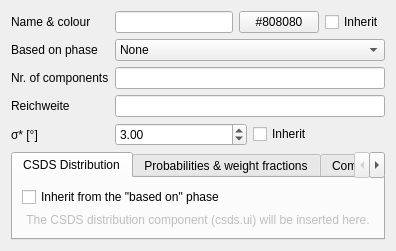
First picture: the form in src/mudlab/ui/edit_phase.ui, repository Parthasarathi-Ghosh/MudLab2, before the edit.
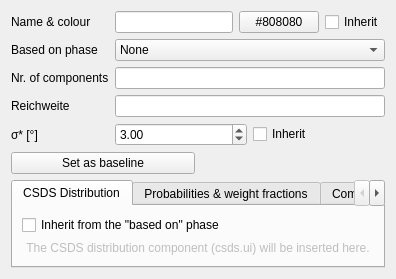
Second picture: the form after the edit.

Commit message: Custom default phases: import, capture at entry, and Set as baseline

Patch:
```diff
--- a/src/mudlab/ui/edit_phase.ui
+++ b/src/mudlab/ui/edit_phase.ui
@@ -131,6 +131,30 @@
      </item>
     </layout>
    </item>
+   <item>
+    <layout class="QHBoxLayout" name="baselineRow">
+     <item>
+      <widget class="QPushButton" name="btn_set_baseline">
+       <property name="text">
+        <string>Set as baseline</string>
+       </property>
+       <property name="toolTip">
+        <string>Record this phase's CURRENT state as the baseline it is compared against in the Composition view. Everything already done to the phase becomes part of that baseline, so use it when the phase is as you want to start from - typically just after building it, before refining.</string>
+       </property>
+      </widget>
+     </item>
+     <item>
+      <widget class="QLabel" name="lbl_baseline">
+       <property name="text">
+        <string/>
+       </property>
+       <property name="wordWrap">
+        <bool>true</bool>
+       </property>
+      </widget>
+     </item>
+    </layout>
+   </item>
    <item>
     <widget class="QTabWidget" name="book_wrapper">
      <property name="currentIndex">
```
The commit also changes 12 other files.
